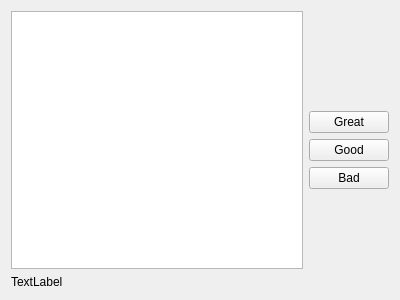
The window that textiles/TextilesEvaluationWidget.ui (roboticslab-uc3m/textiles) describes before a commit, drawn with Qt 5.
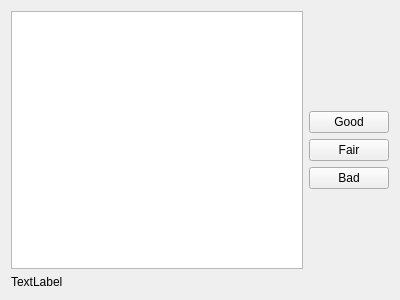
The same window after the commit.

Commit message: Name gui according to thesis nomenclature

```diff
--- a/textiles/TextilesEvaluationWidget.ui
+++ b/textiles/TextilesEvaluationWidget.ui
@@ -46,14 +46,14 @@
      <item>
       <widget class="QPushButton" name="greatResultButton">
        <property name="text">
-        <string>Great</string>
+        <string>Good</string>
        </property>
       </widget>
      </item>
      <item>
       <widget class="QPushButton" name="goodResultButton">
        <property name="text">
-        <string>Good</string>
+        <string>Fair</string>
        </property>
       </widget>
      </item>
```
